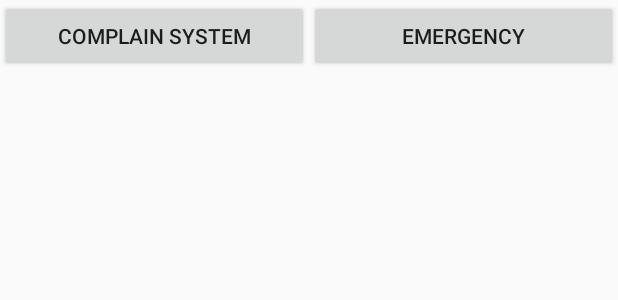
After one commit to ashiagarwal73/DevConEmergencyApp, an Android app: the layout fragment_main.xml on its own in the app's theme, with its tools: preview values and no code run, on a phone screen of 412 x 824 dp. The commit adds this screen. Shown: the top 300 px of the screen. Run offline under Robolectric (Android 15) with nearby library versions, the phone set to English and light mode, and no system bars.

Commit message:
Proper launching of fragment

```diff
--- /dev/null
+++ b/app/src/main/res/layout/fragment_main.xml
@@ -0,0 +1,26 @@
+<?xml version="1.0" encoding="utf-8"?>
+<FrameLayout xmlns:android="http://schemas.android.com/apk/res/android"
+    xmlns:tools="http://schemas.android.com/tools"
+    android:layout_width="match_parent"
+    android:layout_height="match_parent"
+    tools:context=".Fragment.MainFragment">
+
+    <LinearLayout
+        android:layout_width="match_parent"
+        android:layout_height="wrap_content"
+        android:orientation="horizontal">
+        <Button
+            android:id="@+id/complain"
+            android:layout_width="match_parent"
+            android:layout_height="wrap_content"
+            android:layout_weight="1"
+            android:text="Complain system" />
+        <Button
+            android:layout_width="match_parent"
+            android:layout_height="wrap_content"
+            android:text="Emergency"
+            android:layout_weight="1"
+            android:id="@+id/emergency"/>
+    </LinearLayout>
+
+</FrameLayout>
--- a/app/src/main/res/values/strings.xml
+++ b/app/src/main/res/values/strings.xml
@@ -4,4 +4,7 @@
     <!-- TODO: Remove or change this placeholder text -->
     <string name="hello_complain_fragment">Hello Complain fragment</string>
     <string name="hello_emergency_fragment">Hello Emergency fragment</string>
+
+    <!-- TODO: Remove or change this placeholder text -->
+    <string name="hello_blank_fragment">Hello blank fragment</string>
 </resources>
```
Also changed, not shown: app/src/main/java/com/example/ashi/devconemergencyapp/Activity/MainActivity.java (+3 -13 lines), app/src/main/java/com/example/ashi/devconemergencyapp/Fragment/MainFragment.java (added, +48 -0 lines), app/src/main/res/layout/activity_main.xml (+1 -19 lines).
